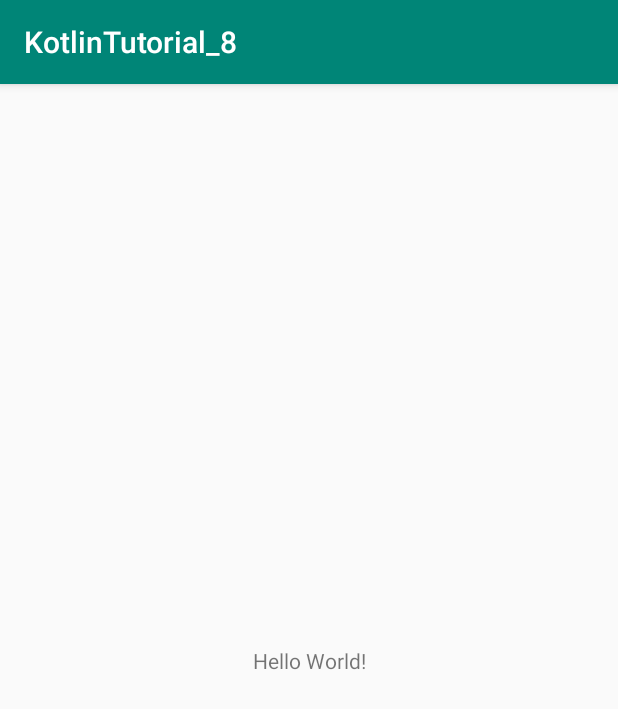
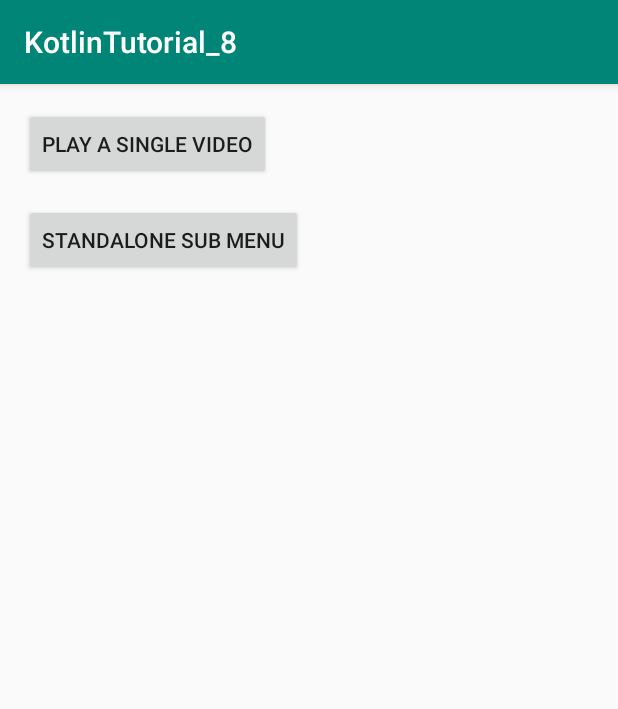
Before and after one commit to wanchat153/KotlinTutorial_8, an Android app: the screen it shows after launch (MainActivity), on a phone screen of 412 x 824 dp. Shown: the top 709 px of the screen. Run offline under Robolectric (Android 15) with nearby library versions, the phone set to English and light mode, and no system bars.

```diff
--- a/app/src/main/res/layout/activity_main.xml
+++ b/app/src/main/res/layout/activity_main.xml
@@ -6,14 +6,16 @@
         android:layout_width="match_parent"
         android:layout_height="match_parent"
         tools:context=".MainActivity">
-
-    <TextView
+    <Button
+            android:layout_width="wrap_content"
+            android:layout_height="wrap_content" app:layout_constraintTop_toTopOf="parent"
+            app:layout_constraintStart_toStartOf="parent" android:layout_marginTop="16dp"
+            android:layout_marginStart="16dp" android:id="@+id/btnPlaySingle" android:text="Play a single video"/>
+    <Button
+            android:text="Standalone Sub Menu"
             android:layout_width="wrap_content"
             android:layout_height="wrap_content"
-            android:text="Hello World!"
-            app:layout_constraintBottom_toBottomOf="parent"
-            app:layout_constraintLeft_toLeftOf="parent"
-            app:layout_constraintRight_toRightOf="parent"
-            app:layout_constraintTop_toTopOf="parent"/>
-
+            android:id="@+id/btnStandalone" app:layout_constraintStart_toStartOf="@+id/btnPlaySingle"
+            android:layout_marginTop="16dp"
+            app:layout_constraintTop_toBottomOf="@+id/btnPlaySingle" android:textAllCaps="true"/>
 </androidx.constraintlayout.widget.ConstraintLayout>
```
Also changed, not shown: app/src/main/res/layout/activity_standalone.xml (added, +21 -0 lines).
